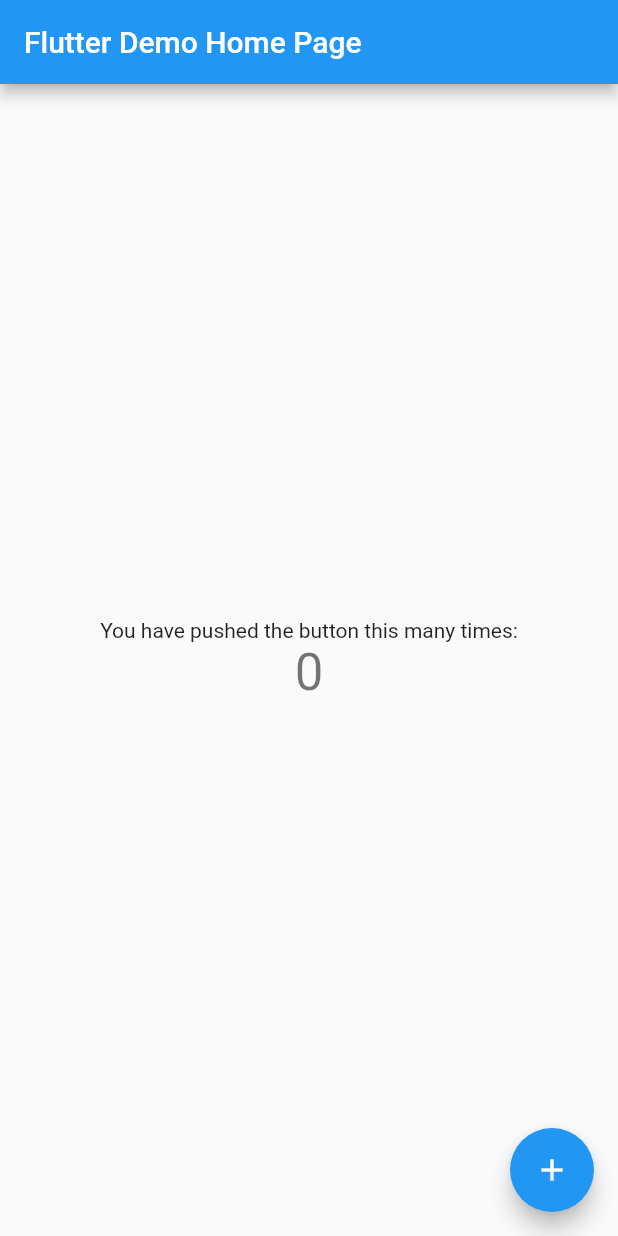
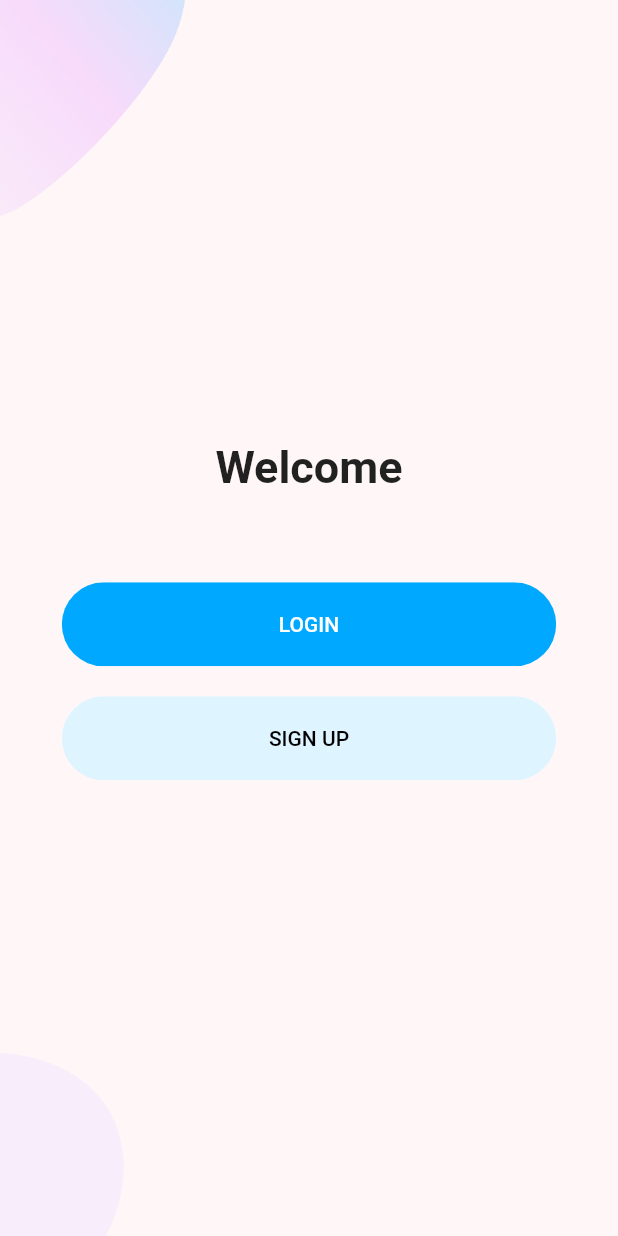
Before and after one commit to owuraku-zenas/flutter-login-registration, a Flutter app: the screen it shows after launch, on a phone screen of 412 x 824 dp. Run offline on Flutter 3.47's test engine with Material 2 defaults, Android fonts, the phone set to English and light mode, and no system bars; our stand-ins replace flutter_svg.

Commit message:
Welcome Page to Login Page

```diff
--- /dev/null
+++ b/lib/Components/rounded_button.dart
@@ -0,0 +1,41 @@
+// ignore_for_file: deprecated_member_use
+
+import 'package:flutter/material.dart';
+import 'package:project1/constants.dart';
+
+class RoundedButton extends StatelessWidget {
+  final String text;
+  final Function press;
+  final Color color, textColor;
+
+  const RoundedButton({
+    Key? key,
+    required this.text,
+    required this.press,
+    required this.color,
+    this.textColor = Colors.white,
+  }) : super(key: key);
+
+  @override
+  Widget build(BuildContext context) {
+    Size size = MediaQuery.of(context).size;
+    return Container(
+      margin: const EdgeInsets.symmetric(vertical: 10),
+      width: size.width * 0.8,
+      child: ClipRRect(
+        borderRadius: BorderRadius.circular(30),
+        child: FlatButton(
+          padding: const EdgeInsets.symmetric(horizontal: 40, vertical: 20),
+          color: color,
+          onPressed: () {
+            press();
+          },
+          child: Text(
+            text,
+            style: TextStyle(color: textColor),
+          ),
+        ),
+      ),
+    );
+  }
+}
--- /dev/null
+++ b/lib/Screens/Login/login_screen.dart
@@ -0,0 +1,14 @@
+import 'package:flutter/material.dart';
+
+class LoginScreen extends StatelessWidget {
+  const LoginScreen({Key? key}) : super(key: key);
+
+  @override
+  Widget build(BuildContext context) {
+    return const Scaffold(
+      body: Center(
+        child: Text('LoginScreen'),
+      ),
+    );
+  }
+}
--- /dev/null
+++ b/lib/Screens/Welcome/Components/background.dart
@@ -0,0 +1,40 @@
+import 'package:flutter/material.dart';
+
+class Background extends StatelessWidget {
+  final Widget child;
+  const Background({
+    Key? key,
+    required this.child,
+  }) : super(key: key);
+
+  @override
+  Widget build(BuildContext context) {
+    Size size = MediaQuery.of(context).size;
+    return Container(
+      height: size.height,
+      width: double.infinity,
+      child: Stack(
+        alignment: Alignment.center,
+        children: <Widget>[
+          Positioned(
+            top: 0,
+            left: 0,
+            child: Image.asset(
+              'assets/images/main_top.png',
+              width: size.width * 0.3,
+            ),
+          ),
+          Positioned(
+            bottom: 0,
+            left: 0,
+            child: Image.asset(
+              'assets/images/main_bottom.png',
+              width: size.width * 0.2,
+            ),
+          ),
+          child
+        ],
+      ),
+    );
+  }
+}
--- /dev/null
+++ b/lib/Screens/Welcome/Components/body.dart
@@ -0,0 +1,59 @@
+import 'package:flutter/material.dart';
+import 'package:flutter_svg/svg.dart';
+import 'package:project1/Screens/Login/login_screen.dart';
+import 'package:project1/Screens/Welcome/Components/background.dart';
+import 'package:project1/constants.dart';
+
+import '../../../Components/rounded_button.dart';
+
+class Body extends StatelessWidget {
+  const Body({Key? key}) : super(key: key);
+
+  @override
+  Widget build(BuildContext context) {
+    Size size = MediaQuery.of(context).size;
+    return Background(
+      child: SingleChildScrollView(
+        child: Column(
+          mainAxisAlignment: MainAxisAlignment.center,
+          children: <Widget>[
+            const Text(
+              "Welcome",
+              style: TextStyle(
+                fontSize: 30,
+                fontWeight: FontWeight.bold,
+              ),
+            ),
+            SizedBox(height: size.height * 0.03),
+            // SvgPicture.asset(
+            //   "assets/icons/chat.svg",
+            //   height: size.height * 0.3,
+            //   width: size.width * 0.8,
+            // ),
+            SizedBox(height: size.height * 0.03),
+            RoundedButton(
+              text: "LOGIN",
+              color: primaryColor,
+              press: () {
+                Navigator.push(
+                  context,
+                  MaterialPageRoute(
+                    builder: (context) {
+                      return LoginScreen();
+                    },
+                  ),
+                );
+              },
+            ),
+            RoundedButton(
+              text: "SIGN UP",
+              color: primaryColorLight,
+              textColor: Colors.black,
+              press: () {},
+            ),
+          ],
+        ),
+      ),
+    );
+  }
+}
--- /dev/null
+++ b/lib/Screens/Welcome/welcome_screen.dart
@@ -0,0 +1,13 @@
+import 'package:flutter/material.dart';
+import 'package:project1/Screens/Welcome/Components/body.dart';
+
+class WelcomeScreen extends StatelessWidget {
+  const WelcomeScreen({Key? key}) : super(key: key);
+
+  @override
+  Widget build(BuildContext context) {
+    return Scaffold(
+      body: Body(),
+    );
+  }
+}
--- /dev/null
+++ b/lib/constants.dart
@@ -0,0 +1,5 @@
+import 'package:flutter/material.dart';
+
+const primaryColor = Color(0xFF00A8FF);
+const primaryColorLight = Color.fromARGB(255, 222, 244, 255);
+const backgroundColor = Color.fromARGB(255, 255, 247, 247);
--- a/lib/main.dart
+++ b/lib/main.dart
@@ -1,4 +1,6 @@
 import 'package:flutter/material.dart';
+import 'package:project1/Screens/Welcome/welcome_screen.dart';
+import 'package:project1/constants.dart';
 
 void main() {
   runApp(const MyApp());
@@ -11,105 +13,14 @@ class MyApp extends StatelessWidget {
   @override
   Widget build(BuildContext context) {
     return MaterialApp(
-      title: 'Flutter Demo',
+      debugShowCheckedModeBanner: false,
+      title: 'Flutter Authentication',
       theme: ThemeData(
-        // This is the theme of your application.
-        //
-        // Try running your application with "flutter run". You'll see the
-        // application has a blue toolbar. Then, without quitting the app, try
-        // changing the primarySwatch below to Colors.green and then invoke
-        // "hot reload" (press "r" in the console where you ran "flutter run",
-        // or simply save your changes to "hot reload" in a Flutter IDE).
-        // Notice that the counter didn't reset back to zero; the application
-        // is not restarted.
-        primarySwatch: Colors.blue,
+        primaryColor: primaryColor,
+        primaryColorLight: primaryColorLight,
+        scaffoldBackgroundColor: backgroundColor,
       ),
-      home: const MyHomePage(title: 'Flutter Demo Home Page'),
+      home: const WelcomeScreen(),
     );
   }
 }
-
-class MyHomePage extends StatefulWidget {
-  const MyHomePage({Key? key, required this.title}) : super(key: key);
-
-  // This widget is the home page of your application. It is stateful, meaning
-  // that it has a State object (defined below) that contains fields that affect
-  // how it looks.
-
-  // This class is the configuration for the state. It holds the values (in this
-  // case the title) provided by the parent (in this case the App widget) and
-  // used by the build method of the State. Fields in a Widget subclass are
-  // always marked "final".
-
-  final String title;
-
-  @override
-  State<MyHomePage> createState() => _MyHomePageState();
-}
-
-class _MyHomePageState extends State<MyHomePage> {
-  int _counter = 0;
-
-  void _incrementCounter() {
-    setState(() {
-      // This call to setState tells the Flutter framework that something has
-      // changed in this State, which causes it to rerun the build method below
-      // so that the display can reflect the updated values. If we changed
-      // _counter without calling setState(), then the build method would not be
-      // called again, and so nothing would appear to happen.
-      _counter++;
-    });
-  }
-
-  @override
-  Widget build(BuildContext context) {
-    // This method is rerun every time setState is called, for instance as done
-    // by the _incrementCounter method above.
-    //
-    // The Flutter framework has been optimized to make rerunning build methods
-    // fast, so that you can just rebuild anything that needs updating rather
-    // than having to individually change instances of widgets.
-    return Scaffold(
-      appBar: AppBar(
-        // Here we take the value from the MyHomePage object that was created by
-        // the App.build method, and use it to set our appbar title.
-        title: Text(widget.title),
-      ),
-      body: Center(
-        // Center is a layout widget. It takes a single child and positions it
-        // in the middle of the parent.
-        child: Column(
-          // Column is also a layout widget. It takes a list of children and
-          // arranges them vertically. By default, it sizes itself to fit its
-          // children horizontally, and tries to be as tall as its parent.
-          //
-          // Invoke "debug painting" (press "p" in the console, choose the
-          // "Toggle Debug Paint" action from the Flutter Inspector in Android
-          // Studio, or the "Toggle Debug Paint" command in Visual Studio Code)
-          // to see the wireframe for each widget.
-          //
-          // Column has various properties to control how it sizes itself and
-          // how it positions its children. Here we use mainAxisAlignment to
-          // center the children vertically; the main axis here is the vertical
-          // axis because Columns are vertical (the cross axis would be
-          // horizontal).
-          mainAxisAlignment: MainAxisAlignment.center,
-          children: <Widget>[
-            const Text(
-              'You have pushed the button this many times:',
-            ),
-            Text(
-              '$_counter',
-              style: Theme.of(context).textTheme.headline4,
-            ),
-          ],
-        ),
-      ),
-      floatingActionButton: FloatingActionButton(
-        onPressed: _incrementCounter,
-        tooltip: 'Increment',
-        child: const Icon(Icons.add),
-      ), // This trailing comma makes auto-formatting nicer for build methods.
-    );
-  }
-}
```
Also changed, not shown: pubspec.yaml (+5 -6 lines), assets/icons/chats.svg (added), assets/images/main_bottom.png (added), assets/images/main_top.png (added), pubspec.lock, 1 other file.
